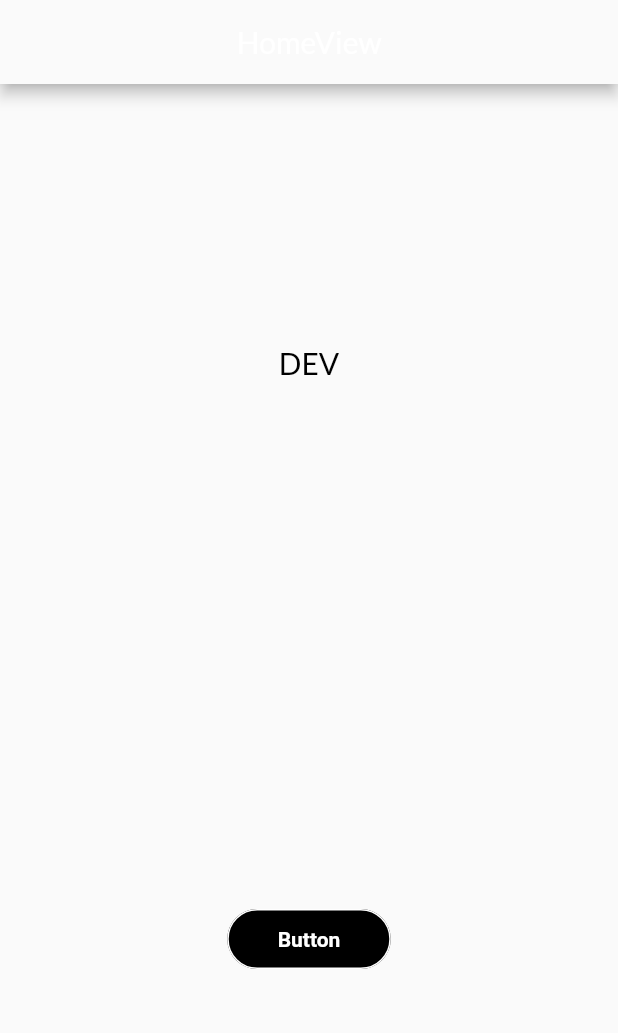
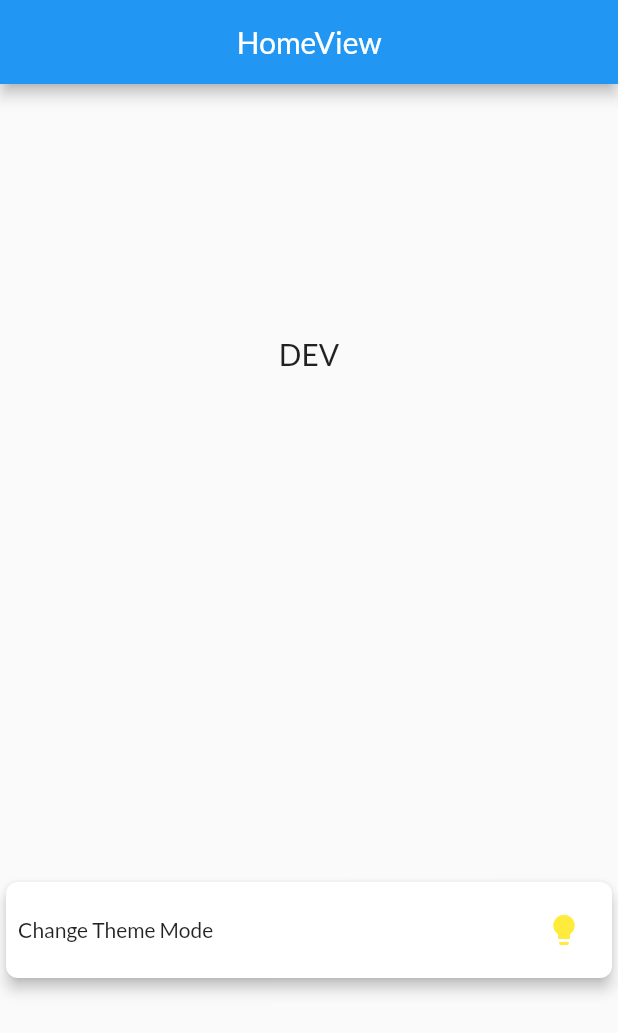
Before and after one commit to LHHan/base_project, a Flutter app: the screen it shows after launch, on a phone screen of 412 x 824 dp. Shown: the top 1033 px of the screen. Run offline on Flutter 3.47's test engine with Material 2 defaults, Android fonts, the phone set to English and light mode, and no system bars; our stand-ins replace get, logger; statements that could not run were skipped.

Commit message:
Flutter app theme

```diff
--- a/lib/app/core/themes/app_theme.dart
+++ b/lib/app/core/themes/app_theme.dart
@@ -15,147 +15,12 @@ class AppTheme {
   /// Light theme
   ThemeData light = ThemeData(
     brightness: Brightness.light,
-    colorScheme: const ColorScheme.light().copyWith(
-      primary: AppColors().colorBackground,
-      onPrimary: Colors.white,
-      secondary: Colors.black,
-      onSecondary: Colors.blue,
-    ),
     fontFamily: AppAssets().fontLato,
-    textTheme: const TextTheme(
-      headline1: TextStyle(
-        color: Colors.black,
-        fontSize: 28,
-        fontWeight: FontWeight.bold,
-      ),
-      headline2: TextStyle(
-        color: Colors.black,
-        fontSize: 20,
-        fontWeight: FontWeight.bold,
-      ),
-      headline3: TextStyle(
-        color: Color(0xFF0D152E),
-        fontSize: 16,
-        fontWeight: FontWeight.bold,
-      ),
-      bodyText1: TextStyle(
-        color: Color(0xFF0D152E),
-        fontSize: 16,
-        fontWeight: FontWeight.normal,
-      ),
-      bodyText2: TextStyle(
-        color: Colors.black,
-        fontSize: 14,
-        fontWeight: FontWeight.normal,
-      ),
-      caption: TextStyle(
-        color: Colors.black,
-        fontSize: 12,
-        fontWeight: FontWeight.normal,
-      ),
-      button: TextStyle(
-        color: Colors.white,
-        fontSize: 14,
-        fontWeight: FontWeight.bold,
-      ),
-    ),
-    inputDecorationTheme: const InputDecorationTheme(
-      contentPadding: EdgeInsets.symmetric(vertical: 16, horizontal: 16),
-      labelStyle: TextStyle(
-        color: Colors.black,
-        fontSize: 14,
-        fontWeight: FontWeight.normal,
-      ),
-      hintStyle: TextStyle(
-        color: Colors.grey,
-        fontSize: 16,
-        fontWeight: FontWeight.bold,
-      ),
-      errorStyle: TextStyle(
-        color: Colors.red,
-        fontSize: 14,
-        fontWeight: FontWeight.normal,
-      ),
-      enabledBorder: OutlineInputBorder(
-        borderRadius: BorderRadius.all(Radius.circular(16)),
-        borderSide: BorderSide(color: Color(0xFFF4F5F6), width: 2),
-      ),
-      focusedBorder: OutlineInputBorder(
-        borderRadius: BorderRadius.all(Radius.circular(16)),
-        borderSide: BorderSide(color: Colors.black, width: 2),
-      ),
-      errorBorder: OutlineInputBorder(
-        borderRadius: BorderRadius.all(Radius.circular(16)),
-        borderSide: BorderSide(color: Colors.red, width: 2),
-      ),
-      focusedErrorBorder: OutlineInputBorder(
-        borderRadius: BorderRadius.all(Radius.circular(16)),
-        borderSide: BorderSide(color: Colors.red, width: 2),
-      ),
-    ),
-    toggleableActiveColor: Colors.blue,
-    outlinedButtonTheme: OutlinedButtonThemeData(
-      style: ButtonStyle(
-        backgroundColor: MaterialStateProperty.all(Colors.white),
-        shape: MaterialStateProperty.all<RoundedRectangleBorder>(
-          RoundedRectangleBorder(
-            side: const BorderSide(
-              style: BorderStyle.solid,
-              color: Colors.black,
-              width: 1,
-            ),
-            borderRadius: BorderRadius.circular(24),
-          ),
-        ),
-        side: MaterialStateProperty.all(
-          const BorderSide(
-            style: BorderStyle.solid,
-            color: Colors.black,
-            width: 1,
-          ),
-        ),
-        padding: MaterialStateProperty.all(
-            const EdgeInsets.symmetric(vertical: 11, horizontal: 32)),
-        minimumSize: MaterialStateProperty.all(const Size(120, 40)),
-        elevation: MaterialStateProperty.all(0),
-        textStyle: MaterialStateProperty.all(
-          const TextStyle(
-            color: Colors.black,
-            fontSize: 14,
-            fontWeight: FontWeight.bold,
-          ),
-        ),
-      ),
-    ),
-    elevatedButtonTheme: ElevatedButtonThemeData(
-      style: ButtonStyle(
-        backgroundColor: MaterialStateProperty.all(Colors.black),
-        shape: MaterialStateProperty.all<RoundedRectangleBorder>(
-          RoundedRectangleBorder(
-            side: const BorderSide(
-                style: BorderStyle.solid, color: Colors.white, width: 1),
-            borderRadius: BorderRadius.circular(24),
-          ),
-        ),
-        padding: MaterialStateProperty.all(
-            const EdgeInsets.symmetric(vertical: 11, horizontal: 32)),
-        minimumSize: MaterialStateProperty.all(const Size(109, 40)),
-        elevation: MaterialStateProperty.all(0),
-        textStyle: MaterialStateProperty.all(
-          const TextStyle(
-            color: Colors.white,
-            fontSize: 14,
-            fontWeight: FontWeight.bold,
-          ),
-        ),
-      ),
-    ),
-    tabBarTheme: const TabBarTheme(
-      labelColor: Colors.grey,
-      // indicator: ShapeDecoration(
-      //             shape: RoundedRectangleBorder(borderRadius: BorderRadius.circular(20)),
-      //             color: Colors.white,
-      //           )
-    ),
+  );
+
+  /// Dart theme
+  ThemeData dark = ThemeData(
+    brightness: Brightness.dark,
+    fontFamily: AppAssets().fontLato,
   );
 }
--- a/lib/app/modules/home/controllers/home_controller.dart
+++ b/lib/app/modules/home/controllers/home_controller.dart
@@ -1,7 +1,19 @@
+import 'package:base_project_getx/app/core/themes/app_theme.dart';
 import 'package:get/get.dart';
 
+import '../../../core/utils/app_log.dart';
+
 class HomeController extends GetxController {
-  void onPressed() {}
+  /// #Define variables
+  bool isDark = Get.isDarkMode;
+  var testText = 'cc'.obs;
 
-  void onLongPressed() {}
+  /// #Define functions
+  void onChangeAppTheme() {
+    isDark
+        ? Get.changeTheme(AppTheme().light)
+        : Get.changeTheme(AppTheme().dark);
+    isDark = !isDark;
+    update(['ChangeThemeMode']);
+  }
 }
--- a/lib/app/modules/home/views/home_view.dart
+++ b/lib/app/modules/home/views/home_view.dart
@@ -1,4 +1,5 @@
 import 'package:base_project_getx/app/core/utils/app_config.dart';
+import 'package:base_project_getx/app/core/utils/app_log.dart';
 import 'package:base_project_getx/app/core/values/app_enum.dart';
 import 'package:flutter/material.dart';
 
@@ -15,7 +16,8 @@ class HomeView extends GetView<HomeController> {
         title: const Text('HomeView'),
         centerTitle: true,
       ),
-      body: Column(
+      body: SafeArea(
+        child: Column(
           mainAxisAlignment: MainAxisAlignment.spaceAround,
           children: [
             Center(
@@ -24,12 +26,40 @@ class HomeView extends GetView<HomeController> {
                 style: const TextStyle(fontSize: 20),
               ),
             ),
-          ElevatedButton(
-            onPressed: controller.onPressed,
-            onLongPress: controller.onLongPressed,
-            child: const Text("Button"),
+            Card(
+              elevation: 4,
+              semanticContainer: true,
+              clipBehavior: Clip.antiAliasWithSaveLayer,
+              shape: RoundedRectangleBorder(
+                borderRadius: BorderRadius.circular(8.0),
+              ),
+              child: Padding(
+                padding: const EdgeInsets.all(8.0),
+                child: Row(
+                  children: [
+                    const Expanded(
+                      child: Text("Change Theme Mode"),
+                    ),
+                    GetBuilder(
+                      id: 'ChangeThemeMode',
+                      init: controller,
+                      builder: (control) {
+                        return IconButton(
+                          onPressed: () => controller.onChangeAppTheme(),
+                          icon: Icon(
+                            Icons.lightbulb,
+                            color:
+                                controller.isDark ? Colors.grey : Colors.yellow,
+                          ),
+                        );
+                      },
                     ),
                   ],
+                ),
+              ),
+            ),
+          ],
+        ),
       ),
     );
   }
--- a/lib/main.dart
+++ b/lib/main.dart
@@ -1,5 +1,6 @@
 import 'package:base_project_getx/app/core/utils/app_log.dart';
 import 'package:flutter/cupertino.dart';
+import 'package:flutter/material.dart';
 import 'package:flutter/services.dart';
 import 'package:get/get.dart';
 
@@ -33,6 +34,8 @@ class MyApp extends StatelessWidget {
       initialRoute: AppPages.INITIAL,
       getPages: AppPages.routes,
       theme: AppTheme().light,
+      darkTheme: AppTheme().dark,
+      themeMode: ThemeMode.system,
     );
   }
 }
```
Lines whose indentation alone changed are shown as unchanged.
